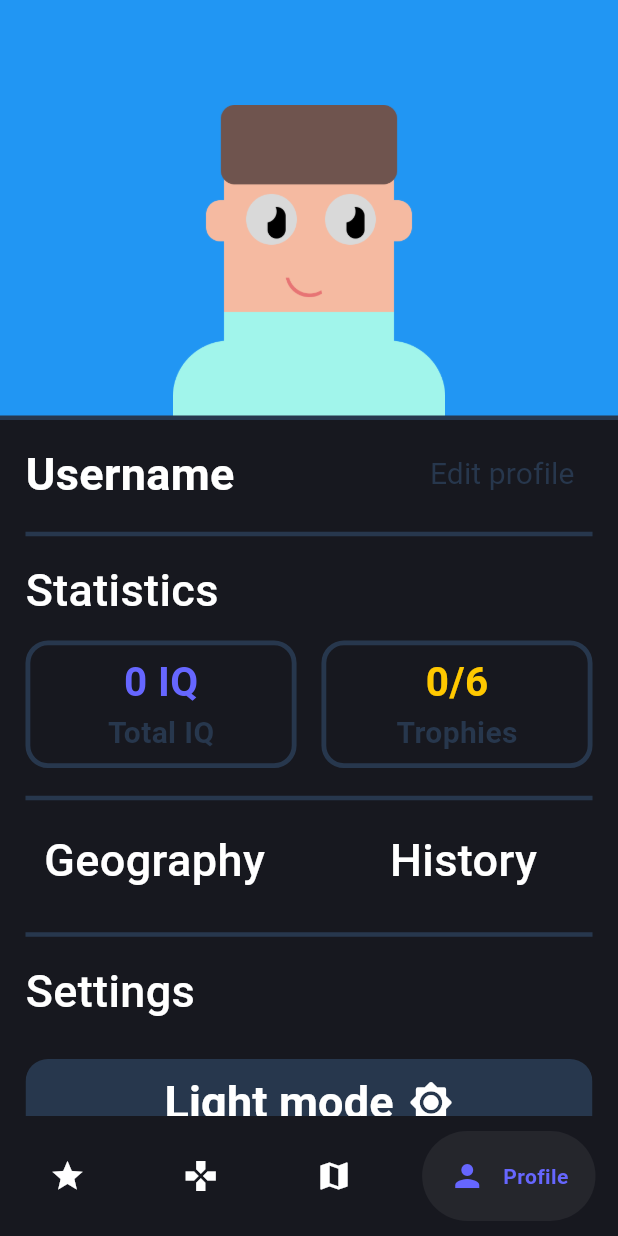
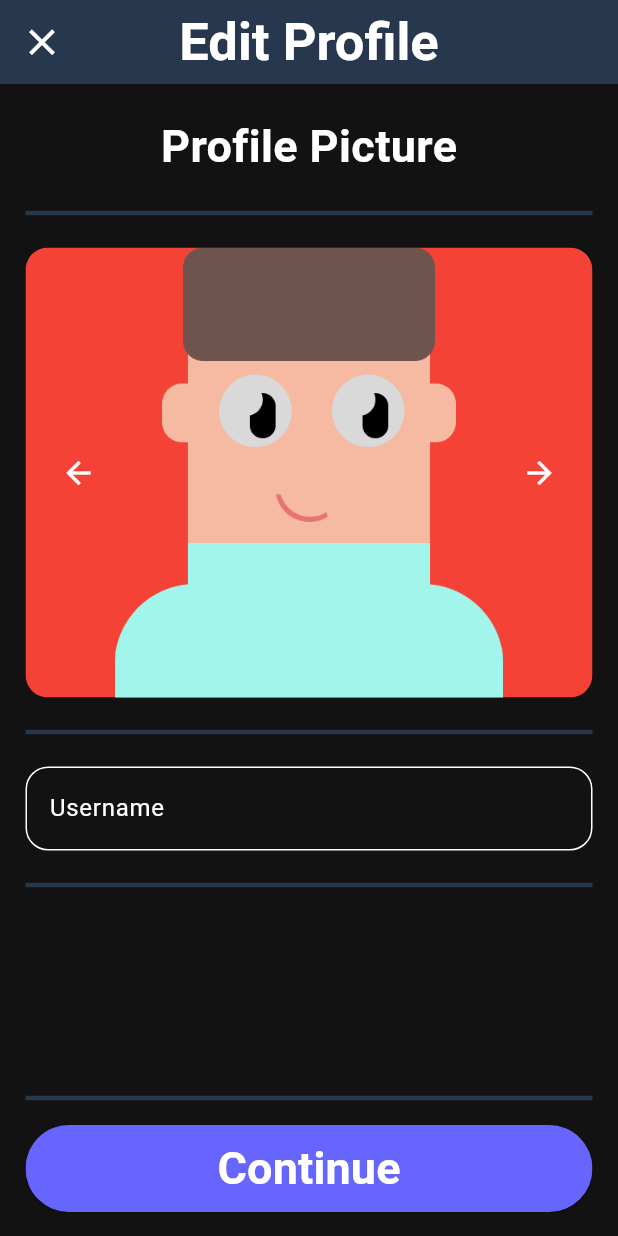
Before and after one commit to AlexPop576/patrocle_repository, a Flutter app: the screen it shows after launch, item 4 of the bottom bar chosen, after a tap on "Edit profile", on a phone screen of 412 x 824 dp. Run offline on Flutter 3.47's test engine with Material 3 defaults, Android fonts, the light colour scheme and no system bars; drawn by our look-alikes of google_nav_bar; our stand-ins replace lottie, page_transition, shared_preferences, sqflite, sqflite_common_ffi; accounts and stored records are empty.

Commit message:
Profile username, picture, iq update

```diff
--- a/lib/Database/database_helper.dart
+++ b/lib/Database/database_helper.dart
@@ -3,7 +3,7 @@ import 'package:path/path.dart';
 
 class DatabaseHelper {
   static final _databaseName = "MyDatabase.db";
-  static final _databaseVersion = 21;
+  static final _databaseVersion = 22;
 
   static final table = 'country';
   static final tableTrophy = 'trophies';
@@ -87,6 +87,16 @@ class DatabaseHelper {
             dark_mode INTEGER,
             admin INTEGER
           )''');
+        db.insert('profile', {
+          'username': 'username',
+          'picture': 0,
+          'iq': 0,
+          'trophies': 0,
+          'geography_lessons': 0,
+          'history_lessons': 0,
+          'dark_mode': 1,
+          'admin': 0
+        });
       },
       onUpgrade: (Database db, int oldVersion, int newVersion) async {
         if (newVersion > oldVersion) {
@@ -125,18 +135,28 @@ class DatabaseHelper {
       answersHistoryHardCorrect TEXT
       )
     ''');
-          await db.execute('''
-          CREATE TABLE profile (
-            profileID INTEGER PRIMARY KEY AUTOINCREMENT,
-            username TEXT,
-            picture INTEGER,
-            iq INTEGER,
-            trophies INTEGER,
-            geography_lessons INTEGER,
-            history_lessons INTEGER,
-            dark_mode INTEGER,
-            admin INTEGER
-          )''');
+          // await db.execute('''
+          // CREATE TABLE profile (
+          //   profileID INTEGER PRIMARY KEY AUTOINCREMENT,
+          //   username TEXT,
+          //   picture INTEGER,
+          //   iq INTEGER,
+          //   trophies INTEGER,
+          //   geography_lessons INTEGER,
+          //   history_lessons INTEGER,
+          //   dark_mode INTEGER,
+          //   admin INTEGER
+          // )''');
+          db.insert('profile', {
+            'username': 'username',
+            'picture': 0,
+            'iq': 0,
+            'trophies': 0,
+            'geography_lessons': 0,
+            'history_lessons': 0,
+            'dark_mode': 1,
+            'admin': 0
+          });
           // Copy the data from the old table to the new one
 
           // Delete the old table
@@ -278,4 +298,60 @@ class DatabaseHelper {
       whereArgs: [countryName],
     );
   }
+
+  Future<int> updatePicture(int profileIndex) async {
+    Database db = await database;
+    int profileID = 1;
+    // Execute the update statement
+    return await db.update(
+      'profile',
+      {'picture': profileIndex},
+      where: 'profileID = ?',
+      whereArgs: [profileID],
+    );
+  }
+
+  Future<int> updateUserame(String newUsername) async {
+    Database db = await database;
+    int profileID = 1;
+    // Execute the update statement
+    return await db.update(
+      'profile',
+      {'username': newUsername},
+      where: 'profileID = ?',
+      whereArgs: [profileID],
+    );
+  }
+
+  Future<int> updateProfileIQ(int IQ) async {
+    Database db = await database;
+    int profileID = 1;
+    Map<String, dynamic> profileData = (await db.query('profile',
+        where: 'profileID = ?', whereArgs: [profileID])).first;
+    int currentIQ = profileData['iq'] as int;
+    IQ = currentIQ + IQ;
+    return await db.update(
+      'profile',
+      {'iq': IQ},
+      where: 'profileID = ?',
+      whereArgs: [profileID],
+    );
+  }
+
+  Future<int> updateProfileTrophies(int trophies) async {
+    Database db = await database;
+    int profileID = 1;
+    // Execute the update statement
+    return await db.update(
+      'profile',
+      {'trophies': trophies},
+      where: 'profileID = ?',
+      whereArgs: [profileID],
+    );
+  }
+
+  Future<List<Map<String, dynamic>>> queryProfile() async {
+    Database db = await instance.database;
+    return await db.query('profile', orderBy: 'profileID ASC');
+  }
 }
--- /dev/null
+++ b/lib/Homepage/editprofile.dart
@@ -0,0 +1,275 @@
+import 'package:flutter/material.dart';
+import 'package:lottie/lottie.dart';
+
+import '../Database/database_helper.dart';
+
+class EditProfile extends StatefulWidget {
+  const EditProfile({super.key});
+
+  @override
+  State<EditProfile> createState() => _EditProfileState();
+}
+
+class _EditProfileState extends State<EditProfile> {
+  int profileIndex = 0, maxIndex = 3;
+  List<Color> profileColor = [Colors.red, Colors.green, Colors.blue, Colors.yellow];
+  final _dbHelper = DatabaseHelper.instance;
+  final usernameController = TextEditingController();
+
+  @override
+  Widget build(BuildContext context) {
+    return Scaffold(
+      appBar: AppBar(
+        backgroundColor: Theme.of(context).colorScheme.primary,
+        leading: IconButton(
+            icon: const Icon(
+              Icons.close,
+              color: Colors.white,
+              size: 29,
+            ),
+            onPressed: () {
+              showModalBottomSheet(
+                  backgroundColor: Colors.transparent,
+                  context: context,
+                  builder: (BuildContext context) {
+                    return Container(
+                      height: double.infinity,
+                      decoration: BoxDecoration(
+                          color: Theme.of(context).colorScheme.background,
+                          borderRadius: const BorderRadius.only(
+                              topLeft: Radius.circular(25),
+                              topRight: Radius.circular(25))),
+                      child: Padding(
+                        padding: const EdgeInsets.symmetric(horizontal: 17),
+                        child: SingleChildScrollView(
+                          physics: const BouncingScrollPhysics(),
+                          child: Column(children: [
+                            const SizedBox(
+                              height: 20,
+                            ),
+                            Lottie.asset('assets/patrocle.json',
+                                frameRate: FrameRate.max, height: 100),
+                            const SizedBox(
+                              height: 30,
+                            ),
+                            Padding(
+                              padding:
+                                  const EdgeInsets.symmetric(horizontal: 40),
+                              child: Text(
+                                "Do you want to stop editing your profile? If you quit, you`ll lose your progress.",
+                                style: TextStyle(
+                                  color: Theme.of(context).colorScheme.tertiary,
+                                  fontWeight: FontWeight.bold,
+                                  fontSize: 20,
+                                ),
+                                textAlign: TextAlign.center,
+                              ),
+                            ),
+                            const SizedBox(
+                              height: 40,
+                            ),
+                            SizedBox(
+                              height: 58,
+                              width: double.infinity,
+                              child: ElevatedButton(
+                                onPressed: () {
+                                  Navigator.pop(context);
+                                },
+                                style: ElevatedButton.styleFrom(
+                                  backgroundColor:
+                                      const Color.fromARGB(255, 102, 102, 255),
+                                  shape: const RoundedRectangleBorder(
+                                    borderRadius: BorderRadius.all(
+                                      Radius.circular(15),
+                                    ),
+                                  ),
+                                ),
+                                child: const Center(
+                                    child: Text("Continue",
+                                        style: TextStyle(
+                                            color: Colors.white,
+                                            fontWeight: FontWeight.bold,
+                                            fontSize: 30))),
+                              ),
+                            ),
+                            const SizedBox(
+                              height: 12,
+                            ),
+                            SizedBox(
+                              height: 58,
+                              width: double.infinity,
+                              child: ElevatedButton(
+                                onPressed: () {
+                                  Navigator.pop(context);
+                                  Navigator.pop(context);
+                                },
+                                style: ElevatedButton.styleFrom(
+                                  backgroundColor:
+                                      const Color.fromARGB(255, 219, 64, 64),
+                                  shape: const RoundedRectangleBorder(
+                                    borderRadius: BorderRadius.all(
+                                      Radius.circular(15),
+                                    ),
+                                  ),
+                                ),
+                                child: const Center(
+                                    child: Text("Quit",
+                                        style: TextStyle(
+                                            color: Colors.white,
+                                            fontWeight: FontWeight.bold,
+                                            fontSize: 30))),
+                              ),
+                            ),
+                            const SizedBox(
+                              height: 20,
+                            ),
+                          ]),
+                        ),
+                      ),
+                    );
+                  });
+            }),
+        title: const Text(
+          "Edit Profile",
+          style: TextStyle(
+              color: Colors.white, fontWeight: FontWeight.bold, fontSize: 35),
+        ),
+        centerTitle: true,
+        elevation: 0,
+      ),
+      body: SafeArea(
+          child: Padding(
+        padding: const EdgeInsets.symmetric(horizontal: 17.0),
+        child: SingleChildScrollView(
+          child: Column(
+            children: [
+              const SizedBox(
+                height: 20,
+              ),
+              const Center(
+                child: Text(
+                  "Profile Picture",
+                  style: TextStyle(fontSize: 30, fontWeight: FontWeight.bold),
+                ),
+              ),
+              const SizedBox(height: 15),
+              Divider(
+                color: Theme.of(context).colorScheme.primary,
+                thickness: 3,
+              ),
+              const SizedBox(height: 15),
+              ClipRRect(
+                  borderRadius: const BorderRadius.all(Radius.circular(15)),
+                  child: Container(
+                    color: profileColor[profileIndex],
+                    height: 300,
+                    width: double.infinity,
+                    child: Row(mainAxisAlignment: MainAxisAlignment.center, children: [
+                      IconButton(
+                          onPressed: (() {
+                            setState(() {
+                              if (profileIndex < maxIndex) {
+                                profileIndex++;
+                              } else {
+                                profileIndex = 0;
+                              }
+                            });
+                          }),
+                          icon: Icon(Icons.arrow_back)),
+                      Image.asset('assets/icons/Face.png'),
+                      IconButton(
+                          onPressed: (() {
+                            setState(() {
+                              if (profileIndex > 0) {
+                                profileIndex--;
+                              } else {
+                                profileIndex = maxIndex;
+                              }
+                            });
+                          }),
+                          icon: Icon(Icons.arrow_forward)),
+                    ]),
+                  )),
+              const SizedBox(height: 15),
+              Divider(
+                color: Theme.of(context).colorScheme.primary,
+                thickness: 3,
+              ),
+              const SizedBox(height: 15),
+              TextField(
+                controller: usernameController,
+                cursorColor: Colors.white,
+                maxLength: 150,
+                decoration: InputDecoration(
+                  focusedBorder: const OutlineInputBorder(
+                    borderRadius: BorderRadius.all(Radius.circular(15)),
+                    borderSide: BorderSide(color: Colors.white, width: 2.0),
+                  ),
+                  enabledBorder: OutlineInputBorder(
+                    borderRadius: const BorderRadius.all(Radius.circular(15)),
+                    borderSide: BorderSide(
+                        color: Theme.of(context).colorScheme.tertiary,
+                        width: 1.0),
+                  ),
+                  labelText: "Username",
+                  labelStyle:
+                      TextStyle(color: Theme.of(context).colorScheme.tertiary),
+                  counterText: '',
+                ),
+              ),
+              const SizedBox(height: 15),
+              Divider(
+                color: Theme.of(context).colorScheme.primary,
+                thickness: 3,
+              ),
+              const SizedBox(height: 15),
+            ],
+          ),
+        ),
+      )),
+      bottomNavigationBar: SizedBox(
+        height: 100,
+        child: Padding(
+          padding: const EdgeInsets.symmetric(horizontal: 17),
+          child: Column(
+            children: [
+              Divider(
+                color: Theme.of(context).colorScheme.primary,
+                thickness: 3,
+              ),
+              const SizedBox(height: 10),
+              SizedBox(
+                height: 58,
+                width: double.infinity,
+                child: ClipRRect(
+                  borderRadius: const BorderRadius.all(Radius.circular(15)),
+                  child: ElevatedButton(
+                    onPressed: () async {
+                      await _dbHelper.updatePicture(profileIndex);
+                      await _dbHelper.updateUserame(usernameController.text);
+                      Navigator.pop(context);
+                    },
+                    style: ElevatedButton.styleFrom(
+                        backgroundColor:
+                            const Color.fromARGB(255, 102, 102, 255)),
+                    child: const Center(
+                      child: Text("Continue",
+                          style: TextStyle(
+                            color: Colors.white,
+                            fontWeight: FontWeight.bold,
+                            fontSize: 30,
+                          )),
+                    ),
+                  ),
+                ),
+              ),
+              const SizedBox(
+                height: 15,
+              ),
+            ],
+          ),
+        ),
+      ),
+    );
+  }
+}
--- a/lib/Homepage/levels.dart
+++ b/lib/Homepage/levels.dart
@@ -22,7 +22,7 @@ class _LevelsState extends State<Levels> {
         backgroundColor: Theme.of(context).colorScheme.background,
         body: SafeArea(
           child: SingleChildScrollView(
-            //physics: const BouncingScrollPhysics(),
+            physics: const BouncingScrollPhysics(),
             child: Column(children: [
               Padding(
                 padding: const EdgeInsets.symmetric(horizontal: 17),
--- a/lib/Homepage/profile.dart
+++ b/lib/Homepage/profile.dart
@@ -1,5 +1,7 @@
 import 'package:flutter/material.dart';
+import 'package:page_transition/page_transition.dart';
 import 'package:patrocle/Database/database_helper.dart';
+import 'package:patrocle/Homepage/editprofile.dart';
 import 'package:provider/provider.dart';
 import 'package:patrocle/Theme/translations.dart';
 import '../Theme/theme_provider.dart';
@@ -14,8 +16,30 @@ class Profile extends StatefulWidget {
 class _ProfileState extends State<Profile> {
   int? iq = 0, trophies = 0;
   Map<int?, Map<String?, String?>> translation = Translations().translation;
+  int profileIndex = 0;
+  List<Color> profileColor = [Colors.red, Colors.green, Colors.blue, Colors.yellow];
+  final _dbHelper = DatabaseHelper.instance;
+  String username = "user";
   //translation[2]!["Profile"]! ?? ""
-  final _dbHelper = DatabaseHelper.instance;
+
+  @override
+  void initState() {
+    super.initState();
+    fetchData();
+  }
+
+  void fetchData(){
+    _dbHelper.queryProfile().then((results) {
+      if (results.isNotEmpty) {
+        setState(() {
+          username = results.first['username'];
+          iq = results.first['iq'];
+          trophies = results.first['trophies'];
+          profileIndex = results.first['picture'];
+        });
+      }
+    });
+  }
 
   @override
   Widget build(BuildContext context) {
@@ -32,7 +56,7 @@ class _ProfileState extends State<Profile> {
                       child: Column(
                         children: [
                           Container(
-                            decoration: BoxDecoration(color: Colors.blue),
+                            decoration: BoxDecoration(color: profileColor[profileIndex]),
                             width: double.infinity,
                             height: 280,
                             child: Padding(
@@ -59,7 +83,7 @@ class _ProfileState extends State<Profile> {
                           Row(
                             children: [
                               Text(
-                                "Username",
+                                username,
                                 style: TextStyle(
                                     color:
                                         Theme.of(context).colorScheme.tertiary,
@@ -76,7 +100,17 @@ class _ProfileState extends State<Profile> {
                                       fontSize: 20,
                                       fontWeight: FontWeight.w400),
                                 ),
-                                onPressed: () {},
+                                onPressed: () {
+                                  Navigator.push(
+                                        context,
+                                        PageTransition(
+                                          child: const EditProfile(),
+                                          type: PageTransitionType.bottomToTop,
+                                          duration:
+                                              const Duration(milliseconds: 250),
+                                        ),
+                                      ).then((_) {fetchData();});
+                                },
                               ),
                             ],
                           ),
```
Also changed, not shown: lib/Components/level_tile.dart (+6 -6 lines), lib/Homepage/test.dart (+28 -0 lines), lib/Quizpage/quizpage.dart (+11 -9 lines).
